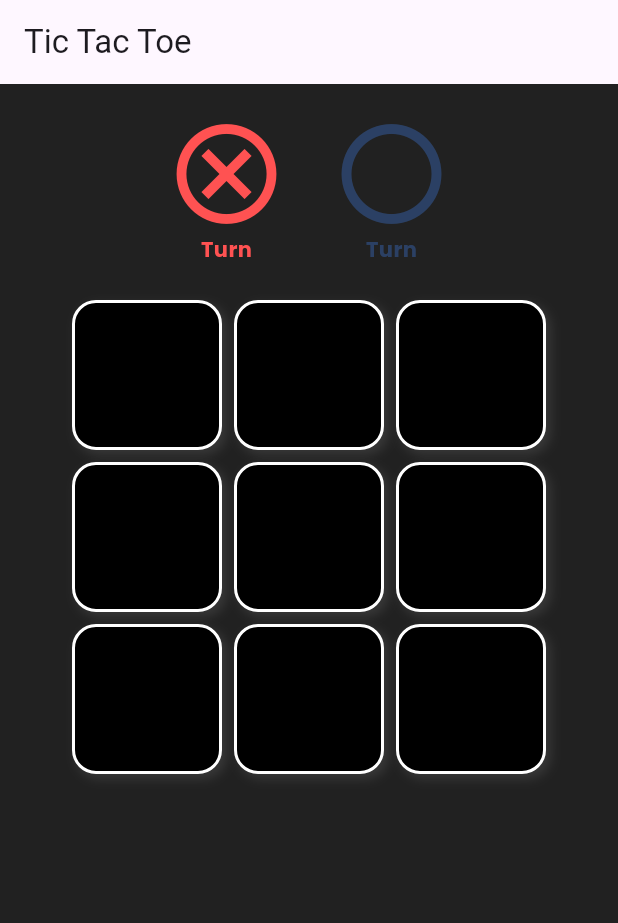
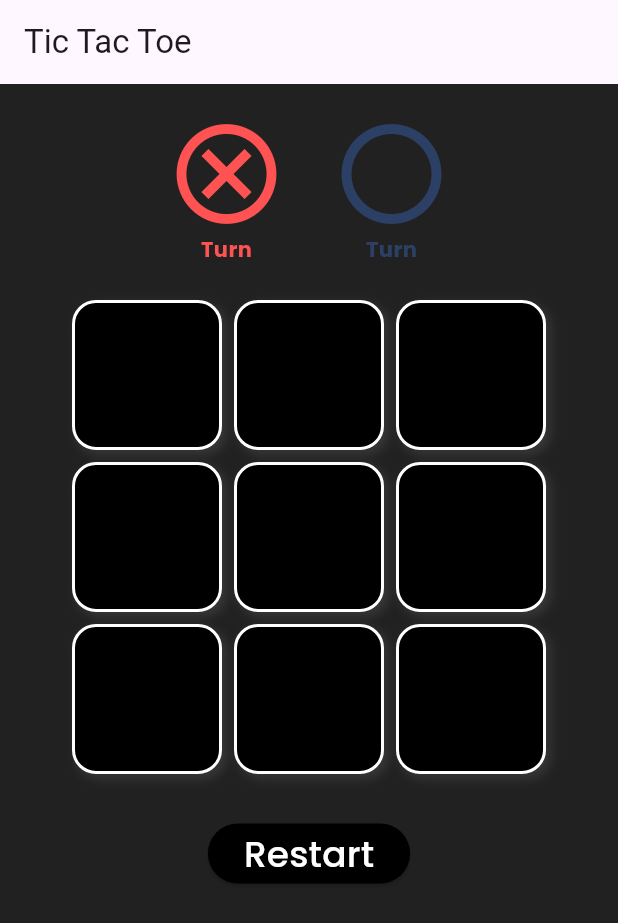
Before and after one commit to abhisheksinghaitd-ai/tic_tac_toe, a Flutter app: the screen it shows after launch, on a phone screen of 412 x 824 dp. Shown: the top 923 px of the screen. Run offline on Flutter 3.47's test engine with Material 3 defaults, Android fonts, the phone set to English and light mode, and no system bars; our stand-ins replace google_fonts.

Commit message:
Update main.dart

```diff
--- a/lib/main.dart
+++ b/lib/main.dart
@@ -230,12 +230,10 @@ class _HomePageState extends State<HomePage> with SingleTickerProviderStateMixin
                 mainAxisAlignment: MainAxisAlignment.center,
                 children: [_buildCell(6), _buildCell(7), _buildCell(8)],
               ),
-              const SizedBox(height: 20),
-              Text(
-                x(),
-                style: GoogleFonts.poppins(
-                    fontSize: 20, color: Colors.greenAccent, fontWeight: FontWeight.bold),
-              ),
+              const SizedBox(height: 25),
+              ElevatedButton(onPressed: ()=>restartGame()
+              ,style: ElevatedButton.styleFrom(backgroundColor: Colors.black),
+              child: Text('Restart',style: GoogleFonts.poppins(color: Colors.white,fontSize: 24),),)
             ],
           ),
         ],
```
